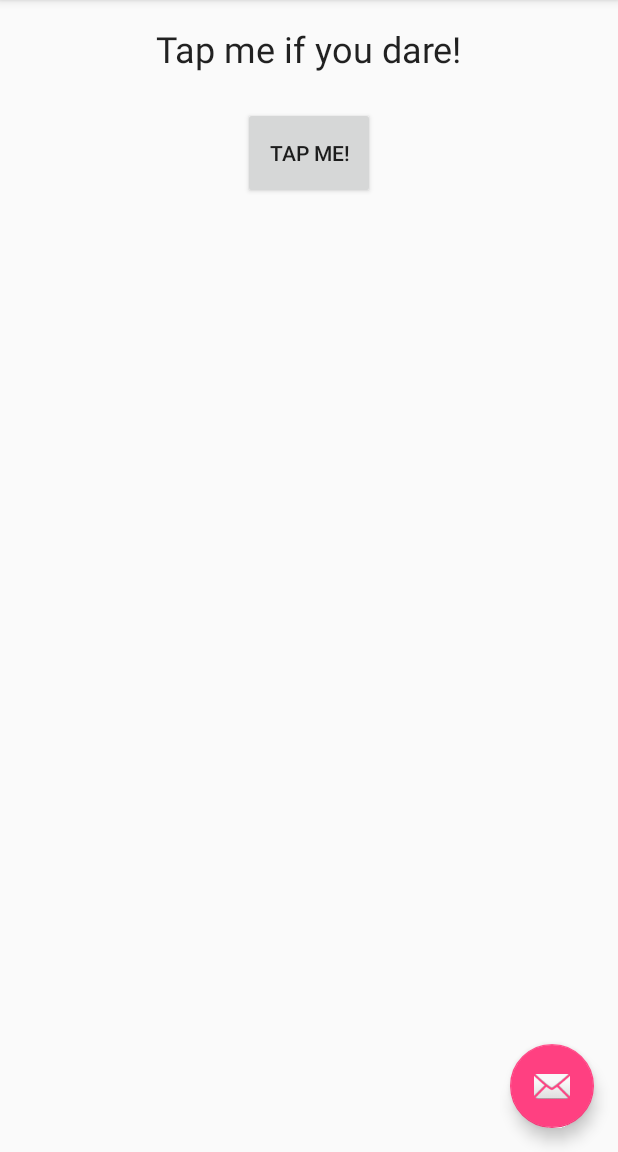
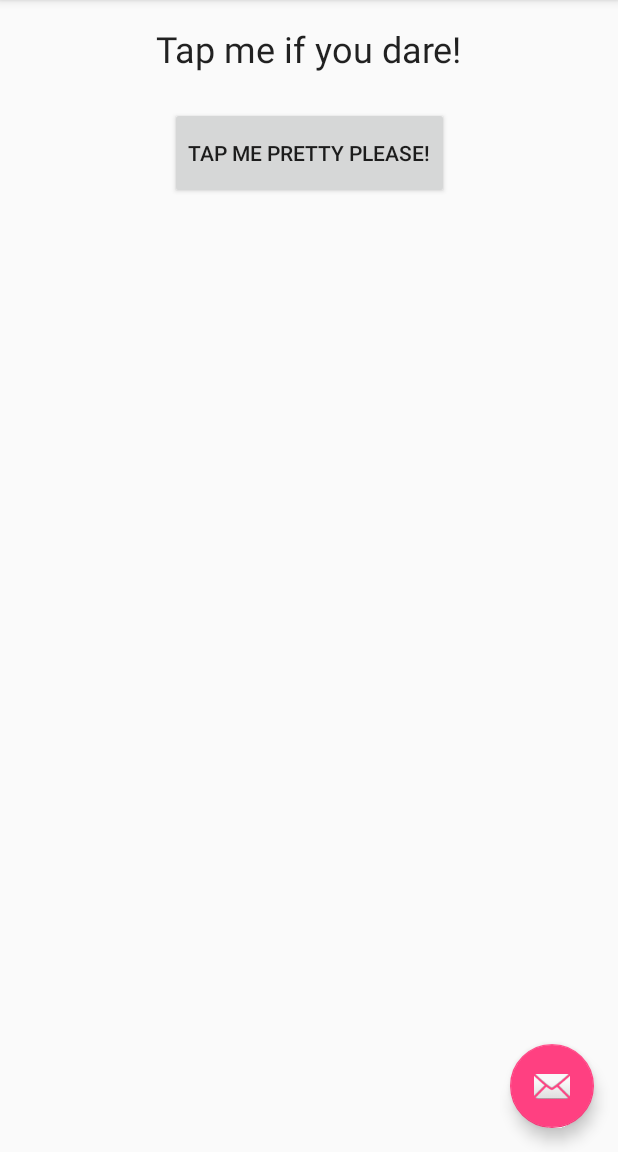
Before and after one commit to ckolkingtelus/myfirstapp-android, an Android app: the screen it shows after launch (MainActivity), on a phone screen of 412 x 824 dp, the part 84-1236 px from its top. Run offline under Robolectric (Android 15) with nearby library versions, the phone set to English and light mode, and no system bars.

Commit message:
Added text 'pretty' in strings.

```diff
--- a/app/src/main/res/values/strings.xml
+++ b/app/src/main/res/values/strings.xml
@@ -1,5 +1,5 @@
 <resources>
     <string name="app_name">My first app</string>
     <string name="action_settings">Settings</string>
-    <string name="tap_me">Tap me!</string>
+    <string name="tap_me">Tap me pretty please!</string>
 </resources>
```
